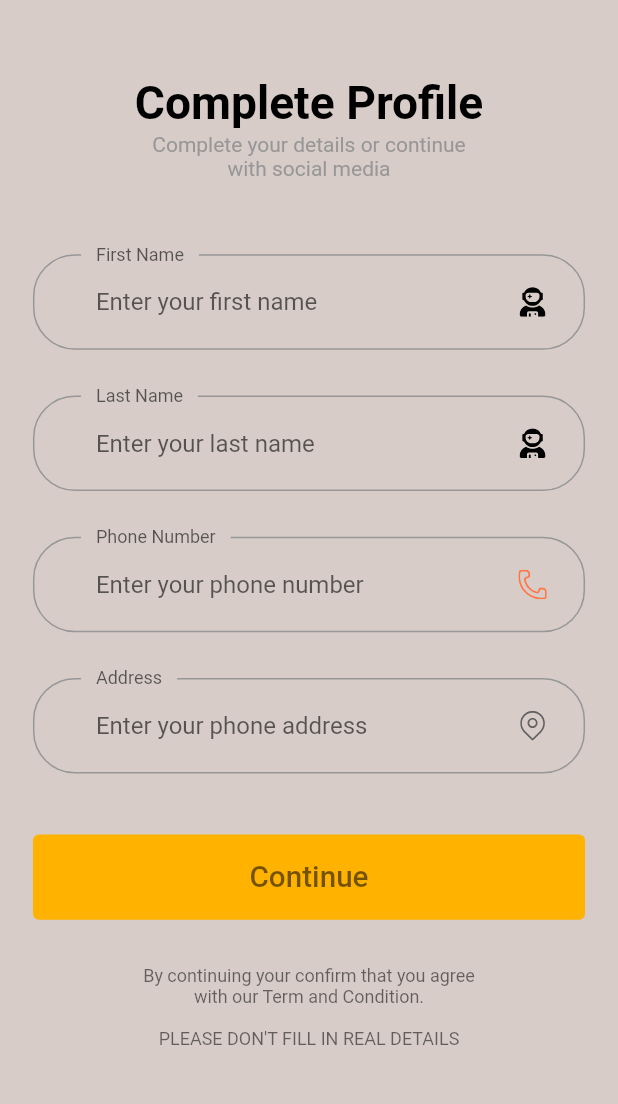
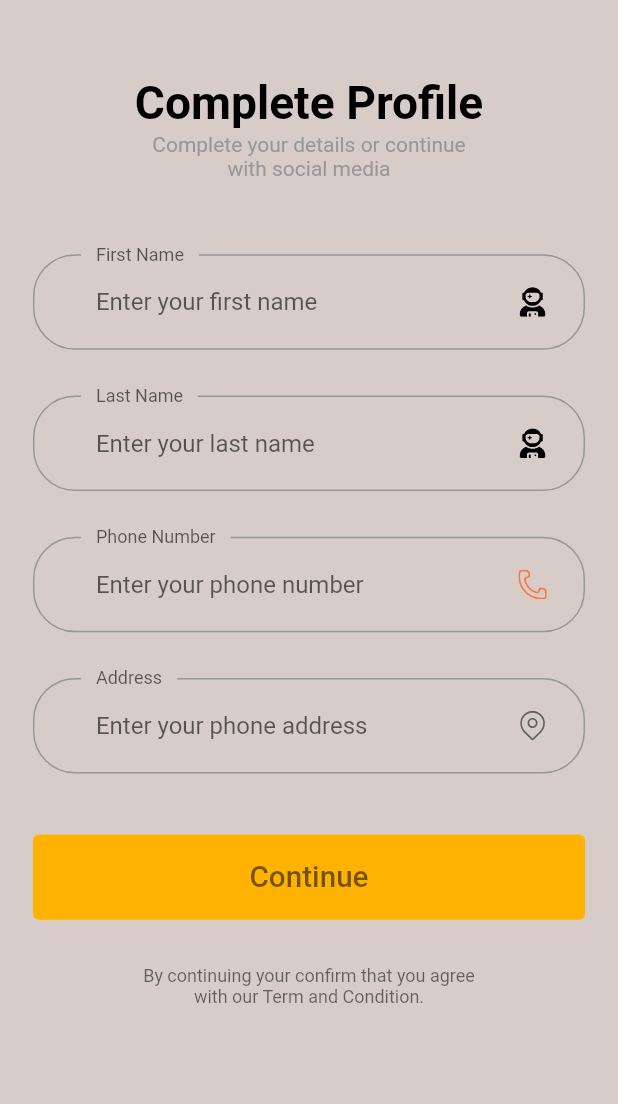
Before and after one commit to Richaljuliansyah/fp3-eccomers, a Flutter app: the CompleteProfileScreen screen opened by its route, on a phone screen of 412 x 824 dp, the part 58-1162 px from its top. Run offline on Flutter 3.47's test engine with Material 2 defaults, Android fonts, the phone set to English and light mode, and no system bars; our stand-ins replace flutter_svg, google_fonts, grouped_list, shared_preferences; accounts and stored records are empty.

Commit message:
complete profile

```diff
--- a/lib/screens/complete_profile/components/body.dart
+++ b/lib/screens/complete_profile/components/body.dart
@@ -26,7 +26,7 @@ class Body extends StatelessWidget {
                 CompleteProfileForm(),
                 SizedBox(height: getProportionateScreenHeight(30)),
                 Text(
-                  "By continuing your confirm that you agree \nwith our Term and Condition.\n\nPLEASE DON'T FILL IN REAL DETAILS",
+                  "By continuing your confirm that you agree \nwith our Term and Condition.",
                   textAlign: TextAlign.center,
                   style: Theme.of(context).textTheme.caption,
                 ),
```
